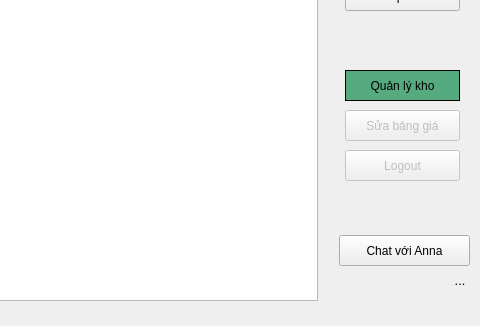
First picture: the form in UI/gui.ui, repository TungFireSmart/Fsales, before the edit; both pictures show x 475 to 955 and y 315 to 641 of the 955 by 641 pixel window.
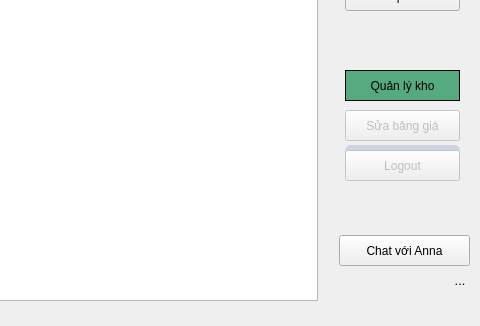
Second picture: the form after the edit. Icons and pictures are not drawn.

Commit message: Add PCCC consulting workflow

```diff
--- a/UI/gui.ui
+++ b/UI/gui.ui
@@ -175,6 +175,40 @@
      <string>Sửa bảng giá</string>
     </property>
    </widget>
+   <widget class="QPushButton" name="but_tu_van_pccc">
+    <property name="enabled">
+     <bool>false</bool>
+    </property>
+    <property name="geometry">
+     <rect>
+      <x>820</x>
+      <y>460</y>
+      <width>115</width>
+      <height>31</height>
+     </rect>
+    </property>
+    <property name="styleSheet">
+     <string notr="true">QPushButton#but_tu_van_pccc {
+    background-color: #0f766e;
+    color: white;
+    border-radius: 6px;
+    font-weight: 600;
+}
+QPushButton#but_tu_van_pccc:hover {
+    background-color: #0d8a80;
+}
+QPushButton#but_tu_van_pccc:pressed {
+    background-color: #0a5e57;
+}
+QPushButton#but_tu_van_pccc:disabled {
+    background-color: #cbd5e1;
+    color: #64748b;
+}</string>
+    </property>
+    <property name="text">
+     <string>Tư vấn PCCC</string>
+    </property>
+   </widget>
    <widget class="QPushButton" name="but_logout">
     <property name="enabled">
      <bool>false</bool>
```
The commit also changes 10 other files.
